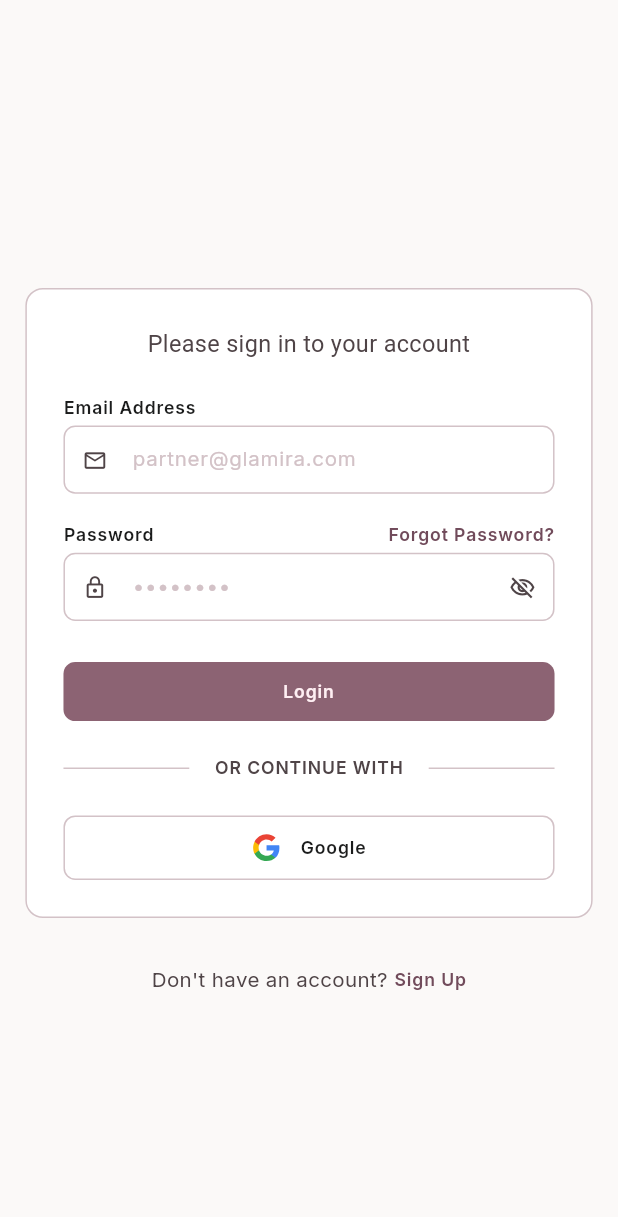
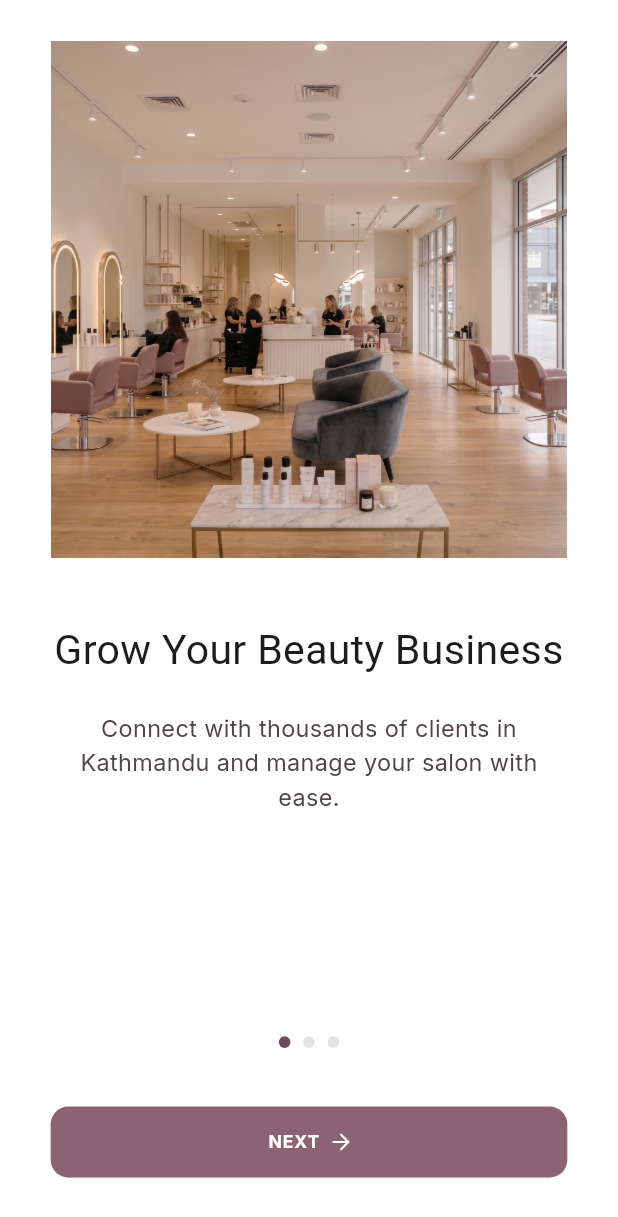
Before and after one commit to kiran22985/glamira-partner, a Flutter app: the screen it shows after launch, on a phone screen of 412 x 824 dp. Shown: the top 1217 px of the screen. Run offline on Flutter 3.47's test engine with Material 3 defaults, Android fonts, the phone set to English and light mode, and no system bars; our stand-ins replace flutter_screenutil, flutter_svg, google_fonts; Roboto replaces fonts that are missing (Bodoni Moda).

Commit message:
feat: add onboarding pages

```diff
--- a/lib/main.dart
+++ b/lib/main.dart
@@ -1,6 +1,6 @@
 import 'package:flutter/material.dart';
 
-import 'screens/auth/partner_login_page.dart';
+import 'screens/onboarding/partner_onboarding_screen.dart';
 import 'theme/app_colors.dart';
 import 'widgets/responsive_frame.dart';
 
@@ -30,7 +30,7 @@ class PartnerApp extends StatelessWidget {
           ),
         ),
       ),
-      home: const PartnerLoginPage(),
+      home: const PartnerOnboardingScreen(),
       // Constrains the mobile design to a centered phone-width frame on large
       // screens and drives flutter_screenutil's scaling. Applies to every route.
       builder: (context, child) => ResponsiveFrame(child: child!),
--- /dev/null
+++ b/lib/screens/onboarding/partner_onboarding_screen.dart
@@ -0,0 +1,218 @@
+import 'package:flutter/material.dart';
+import 'package:flutter_screenutil/flutter_screenutil.dart';
+import 'package:flutter_svg/flutter_svg.dart';
+import 'package:google_fonts/google_fonts.dart';
+
+import '../../theme/app_colors.dart';
+import '../../widgets/auth_widgets.dart';
+import '../auth/partner_login_page.dart';
+
+/// One onboarding slide's content.
+class _OnboardingPage {
+  const _OnboardingPage({
+    required this.image,
+    required this.title,
+    required this.body,
+    this.framed = false,
+  });
+
+  final String image;
+  final String title;
+  final String body;
+
+  /// The "Real-time Insights" artwork sits in a bordered white card; the
+  /// other two are full-bleed squares.
+  final bool framed;
+}
+
+/// Partner onboarding — three swipeable slides translated from the Figma
+/// frames "Partner Onboarding - Grow Business" (56:266), "- Seamless
+/// management" (61:3) and "- real time insignts" (61:2).
+///
+/// The slide order comes from the active progress dot in each frame, not from
+/// the node ids: Grow → Seamless → Insights (which carries "GET STARTED").
+class PartnerOnboardingScreen extends StatefulWidget {
+  const PartnerOnboardingScreen({super.key});
+
+  @override
+  State<PartnerOnboardingScreen> createState() =>
+      _PartnerOnboardingScreenState();
+}
+
+class _PartnerOnboardingScreenState extends State<PartnerOnboardingScreen> {
+  final _controller = PageController();
+  int _index = 0;
+
+  static const List<_OnboardingPage> _pages = [
+    _OnboardingPage(
+      image: 'assets/images/onboarding_grow.png',
+      title: 'Grow Your Beauty Business',
+      body: 'Connect with thousands of clients in Kathmandu and '
+          'manage your salon with ease.',
+    ),
+    _OnboardingPage(
+      image: 'assets/images/onboarding_manage.png',
+      title: 'Seamless Management',
+      body: 'Effortlessly manage appointments, staff schedules, '
+          'and service listings in one place.',
+    ),
+    _OnboardingPage(
+      image: 'assets/images/onboarding_insights.png',
+      title: 'Real-time Insights',
+      body: 'Track your earnings, customer growth, and performance '
+          'with detailed analytics.',
+      framed: true,
+    ),
+  ];
+
+  bool get _isLast => _index == _pages.length - 1;
+
+  @override
+  void dispose() {
+    _controller.dispose();
+    super.dispose();
+  }
+
+  void _advance() {
+    if (_isLast) {
+      Navigator.of(context).pushReplacement(
+        MaterialPageRoute(builder: (_) => const PartnerLoginPage()),
+      );
+      return;
+    }
+    _controller.nextPage(
+      duration: const Duration(milliseconds: 300),
+      curve: Curves.easeOut,
+    );
+  }
+
+  @override
+  Widget build(BuildContext context) {
+    return Scaffold(
+      backgroundColor: Colors.white,
+      body: SafeArea(
+        child: Column(
+          children: [
+            Expanded(
+              child: PageView.builder(
+                controller: _controller,
+                itemCount: _pages.length,
+                onPageChanged: (i) => setState(() => _index = i),
+                itemBuilder: (_, i) => _buildSlide(_pages[i]),
+              ),
+            ),
+            _buildDots(),
+            SizedBox(height: 40.h),
+            Padding(
+              padding: EdgeInsets.symmetric(horizontal: 32.w),
+              child: PartnerPrimaryButton(
+                label: _isLast ? 'GET STARTED' : 'NEXT',
+                onTap: _advance,
+                borderRadius: 12,
+                verticalPadding: 16,
+                textColor: Colors.white,
+                fontWeight: FontWeight.w700,
+                shadow: true,
+                trailing: SvgPicture.asset(
+                  'assets/svg/arrow_right.svg',
+                  width: 12.r,
+                  height: 12.r,
+                ),
+              ),
+            ),
+            SizedBox(height: 40.h),
+          ],
+        ),
+      ),
+    );
+  }
+
+  Widget _buildSlide(_OnboardingPage page) {
+    return SingleChildScrollView(
+      padding: EdgeInsets.symmetric(horizontal: 32.w),
+      child: Column(
+        children: [
+          SizedBox(height: 28.h),
+          _buildArtwork(page),
+          SizedBox(height: 45.h),
+          Text(
+            page.title,
+            textAlign: TextAlign.center,
+            style: GoogleFonts.bodoniModa(
+              fontSize: 28.sp,
+              height: 36 / 28,
+              fontWeight: FontWeight.w400,
+              color: AppColors.ink,
+            ),
+          ),
+          SizedBox(height: 24.h),
+          Text(
+            page.body,
+            textAlign: TextAlign.center,
+            style: GoogleFonts.inter(
+              fontSize: 16.sp,
+              height: 24 / 16,
+              fontWeight: FontWeight.w400,
+              color: AppColors.body,
+            ),
+          ),
+        ],
+      ),
+    );
+  }
+
+  /// The artwork is a square that fills the content width, matching the
+  /// 358x358 box inset 35px in the 428-wide Figma frame.
+  Widget _buildArtwork(_OnboardingPage page) {
+    final image = Image.asset(
+      page.image,
+      fit: BoxFit.cover,
+      width: double.infinity,
+      height: double.infinity,
+    );
+
+    return AspectRatio(
+      aspectRatio: 1,
+      child: page.framed
+          ? Container(
+              padding: const EdgeInsets.all(1),
+              decoration: BoxDecoration(
+                color: Colors.white,
+                borderRadius: BorderRadius.circular(8.r),
+                border: Border.all(color: AppColors.dotInactive),
+                boxShadow: const [
+                  BoxShadow(
+                    color: Color.fromRGBO(0, 0, 0, 0.05),
+                    offset: Offset(0, 1),
+                    blurRadius: 2,
+                  ),
+                ],
+              ),
+              child: ClipRRect(
+                borderRadius: BorderRadius.circular(8.r),
+                child: image,
+              ),
+            )
+          : image,
+    );
+  }
+
+  Widget _buildDots() {
+    return Row(
+      mainAxisAlignment: MainAxisAlignment.center,
+      children: [
+        for (var i = 0; i < _pages.length; i++) ...[
+          if (i > 0) SizedBox(width: 8.w),
+          Container(
+            width: 8.r,
+            height: 8.r,
+            decoration: BoxDecoration(
+              color: i == _index ? AppColors.link : AppColors.dotInactive,
+              shape: BoxShape.circle,
+            ),
+          ),
+        ],
+      ],
+    );
+  }
+}
--- a/lib/theme/app_colors.dart
+++ b/lib/theme/app_colors.dart
@@ -32,4 +32,7 @@ class AppColors {
 
   /// Warm accent used by the sign-up screen's ambient background blob.
   static const Color gold = Color(0xFFFED65B);
+
+  /// Inactive onboarding progress dot (the active one uses [link]).
+  static const Color dotInactive = Color(0xFFE4E2E2);
 }
--- a/lib/widgets/auth_widgets.dart
+++ b/lib/widgets/auth_widgets.dart
@@ -17,6 +17,8 @@ class PartnerPrimaryButton extends StatelessWidget {
     this.borderRadius = 8,
     this.verticalPadding = 12,
     this.textColor = AppColors.onBrand,
+    this.fontWeight = FontWeight.w600,
+    this.trailing,
     this.shadow = false,
     this.busy = false,
   });
@@ -26,6 +28,12 @@ class PartnerPrimaryButton extends StatelessWidget {
   final double borderRadius;
   final double verticalPadding;
   final Color textColor;
+
+  /// w600 on the auth screens, w700 on the onboarding CTAs.
+  final FontWeight fontWeight;
+
+  /// Optional icon drawn 8px after the label — the onboarding arrow.
+  final Widget? trailing;
 
   /// The sign-up submit carries a 1px drop shadow; the login button doesn't.
   final bool shadow;
@@ -64,16 +72,25 @@ class PartnerPrimaryButton extends StatelessWidget {
                   ),
                 ),
               )
-            : Text(
+            : Row(
+                mainAxisAlignment: MainAxisAlignment.center,
+                children: [
+                  Text(
                     label,
                     textAlign: TextAlign.center,
                     style: GoogleFonts.inter(
                       fontSize: 12.sp,
                       height: 16 / 12,
-                  fontWeight: FontWeight.w600,
+                      fontWeight: fontWeight,
                       letterSpacing: 0.6,
                       color: textColor,
                     ),
+                  ),
+                  if (trailing != null) ...[
+                    SizedBox(width: 8.w),
+                    trailing!,
+                  ],
+                ],
               ),
       ),
     );
--- a/pubspec.yaml
+++ b/pubspec.yaml
@@ -63,6 +63,7 @@ flutter:
   # To add assets to your application, add an assets section, like this:
   assets:
     - assets/svg/
+    - assets/images/
 
   # An image asset can refer to one or more resolution-specific "variants", see
   # https://flutter.dev/to/resolution-aware-images
```
Also changed, not shown: assets/images/onboarding_grow.png (added), assets/images/onboarding_insights.png (added), assets/images/onboarding_manage.png (added), assets/svg/arrow_right.svg (added), 1 other file. Lines whose indentation alone changed are shown as unchanged.
